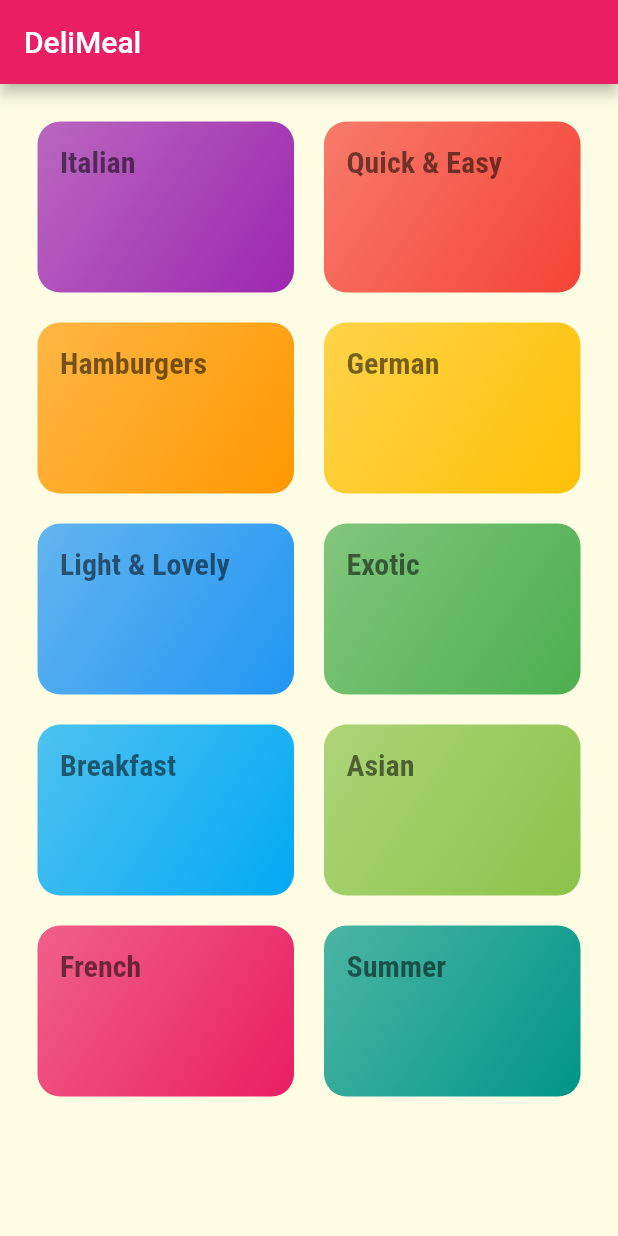
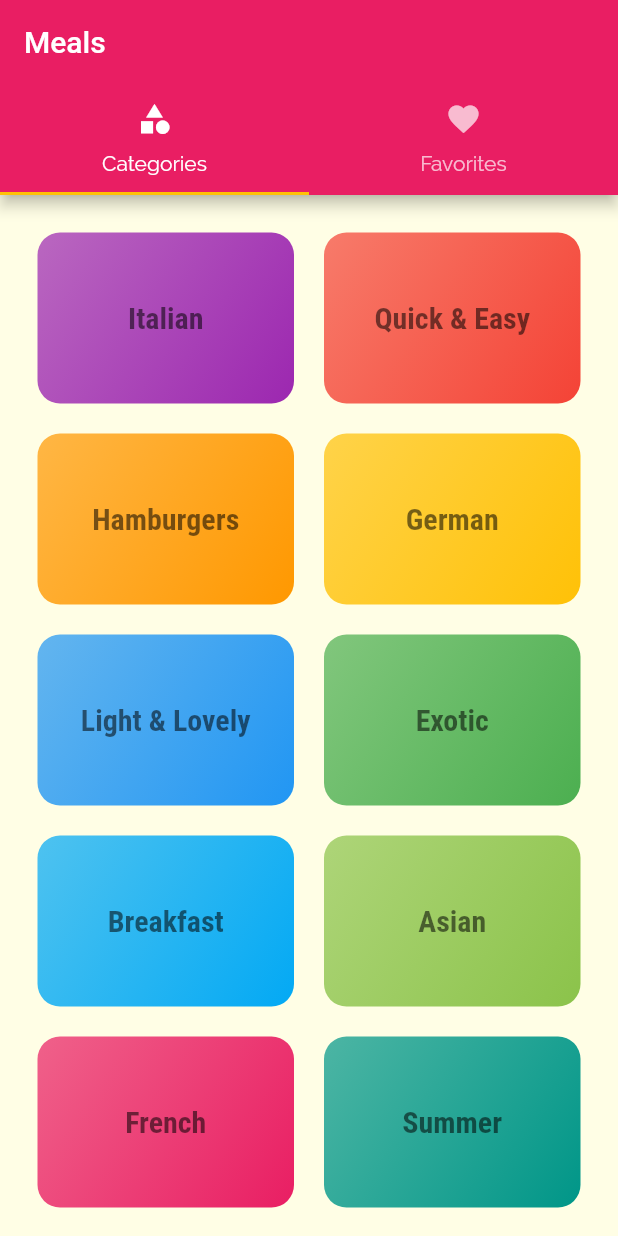
Before and after one commit to daveborka/FlutterShopLP, a Flutter app: the screen it shows after launch, on a phone screen of 412 x 824 dp. Run offline on Flutter 3.47's test engine with Material 2 defaults, Android fonts, the phone set to English and light mode, and no system bars.

Commit message:
Adding tab bar to the top of the application

```diff
--- a/flutter_meals_app/lib/main.dart
+++ b/flutter_meals_app/lib/main.dart
@@ -1,5 +1,6 @@
 import 'package:flutter/material.dart';
-import 'package:flutter_complete_guide/screens/meal_detail_screen.dart';
+import './screens/meal_detail_screen.dart';
+import './screens/tabs_screen.dart';
 
 import './screens/category_meals_screen.dart';
 import './screens/categories_screen.dart';
@@ -25,7 +26,7 @@ class MyApp extends StatelessWidget {
                   fontWeight: FontWeight.bold),
             ),
       ),
-      home: CategoriesScreen(),
+      home: TabsScreen(),
       routes: {
         CategoryMealsScreen.routeName: (ctx) => CategoryMealsScreen(),
         MealDetailScreen.routeName: (ctx) => MealDetailScreen()
--- a/flutter_meals_app/lib/screens/categories_screen.dart
+++ b/flutter_meals_app/lib/screens/categories_screen.dart
@@ -6,11 +6,7 @@ import '../widgets/category_item.dart';
 class CategoriesScreen extends StatelessWidget {
   @override
   Widget build(BuildContext context) {
-    return Scaffold(
-      appBar: AppBar(
-        title: const Text('DeliMeal'),
-      ),
-      body: GridView(
+    return GridView(
       padding: const EdgeInsets.all(25),
       children: DUMMY_CATEGORIES
           .map((catDate) =>
@@ -22,7 +18,6 @@ class CategoriesScreen extends StatelessWidget {
         crossAxisSpacing: 20,
         mainAxisSpacing: 20,
       ),
-      ),
     );
   }
 }
--- /dev/null
+++ b/flutter_meals_app/lib/screens/favorites_screen.dart
@@ -0,0 +1,10 @@
+import 'package:flutter/material.dart';
+
+class FavoritesScreen extends StatelessWidget {
+  @override
+  Widget build(BuildContext context) {
+    return Center(
+      child: Text('The Favoirites'),
+    );
+  }
+}
--- a/flutter_meals_app/lib/screens/meal_detail_screen.dart
+++ b/flutter_meals_app/lib/screens/meal_detail_screen.dart
@@ -73,7 +73,7 @@ class MealDetailScreen extends StatelessWidget {
         ),
       ),
       appBar: AppBar(
-        title: Text('${selectedMeal.title}}'),
+        title: Text('${selectedMeal.title}'),
       ),
     );
   }
--- /dev/null
+++ b/flutter_meals_app/lib/screens/tabs_screen.dart
@@ -0,0 +1,37 @@
+import 'package:flutter/material.dart';
+import 'package:flutter_complete_guide/screens/favorites_screen.dart';
+import 'categories_screen.dart';
+
+class TabsScreen extends StatefulWidget {
+  @override
+  _TabsScreenState createState() => _TabsScreenState();
+}
+
+class _TabsScreenState extends State<TabsScreen> {
+  @override
+  Widget build(BuildContext context) {
+    return DefaultTabController(
+      length: 2,
+      child: Scaffold(
+        appBar: AppBar(
+          title: Text('Meals'),
+          bottom: TabBar(
+            tabs: [
+              Tab(
+                icon: Icon(Icons.category),
+                text: 'Categories',
+              ),
+              Tab(
+                icon: Icon(Icons.favorite),
+                text: 'Favorites',
+              )
+            ],
+          ),
+        ),
+        body: TabBarView(
+          children: [CategoriesScreen(), FavoritesScreen()],
+        ),
+      ),
+    );
+  }
+}
--- a/flutter_meals_app/lib/widgets/category_item.dart
+++ b/flutter_meals_app/lib/widgets/category_item.dart
@@ -22,6 +22,7 @@ class CategoryItem extends StatelessWidget {
       borderRadius: BorderRadius.circular(15),
       child: Container(
         padding: const EdgeInsets.all(15),
+        alignment: Alignment.center,
         child: Text(
           title,
           style: Theme.of(context).textTheme.headline1,
```
Lines whose indentation alone changed are shown as unchanged.
